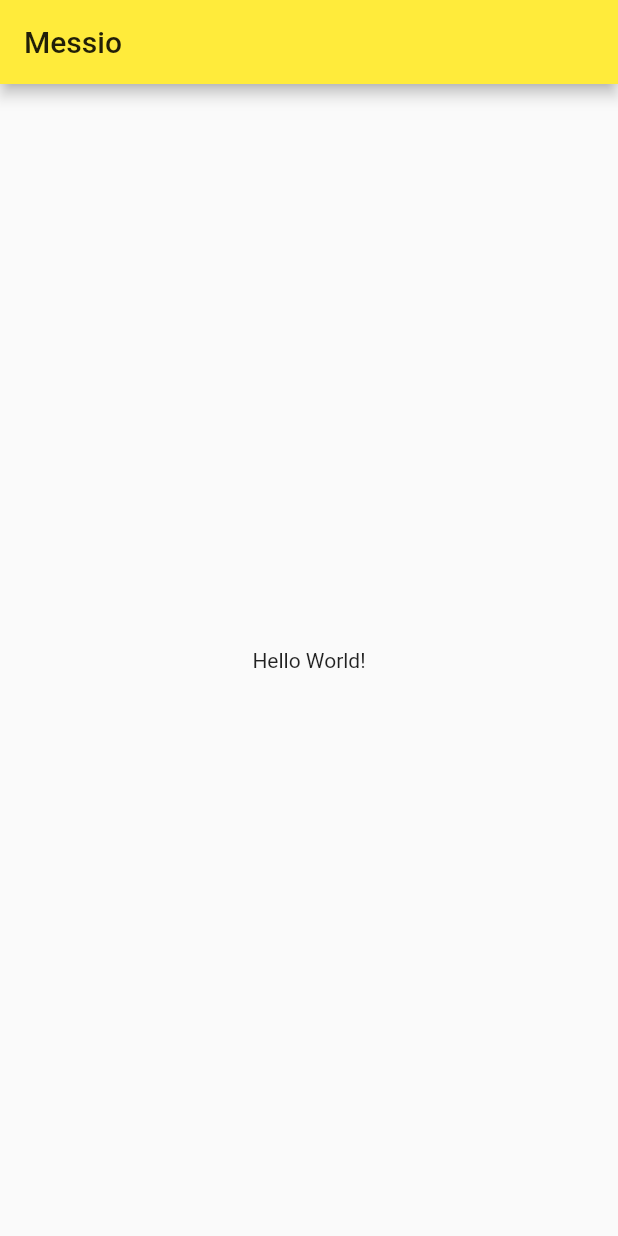
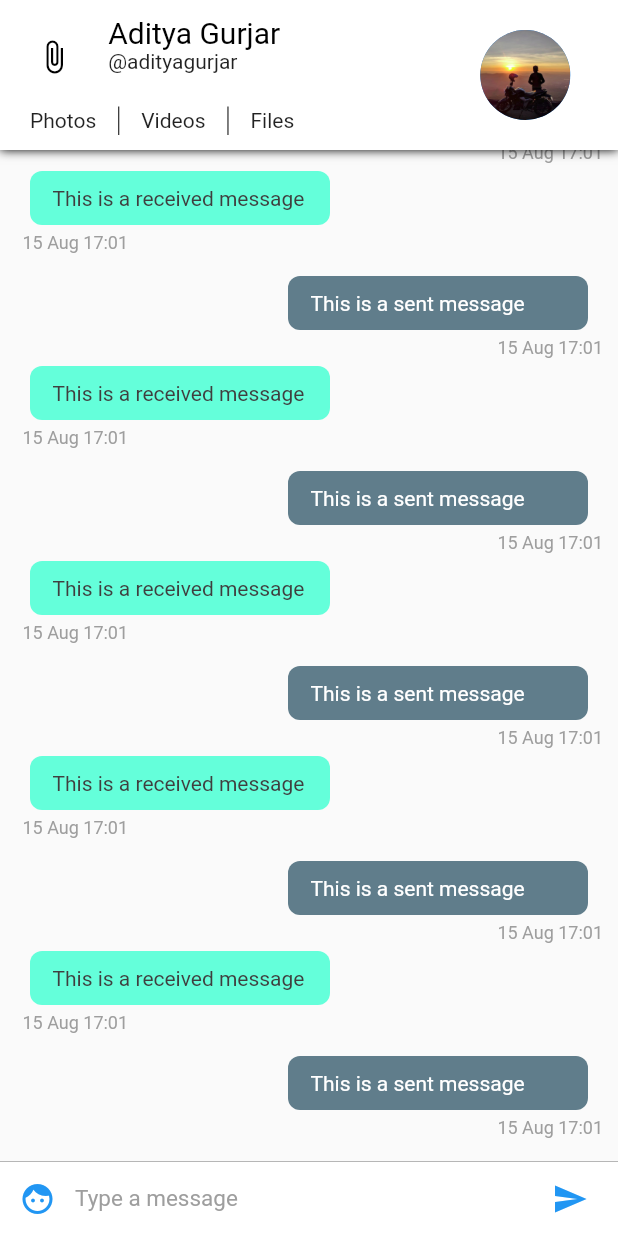
Before and after one commit to Vissonabe/Messenger, a Flutter app: the screen it shows after launch, on a phone screen of 412 x 824 dp. Run offline on Flutter 3.47's test engine with Material 2 defaults, Android fonts, the phone set to English and light mode, and no system bars.

Commit message:
added widget test

```diff
--- /dev/null
+++ b/lib/config/Assets.dart
@@ -0,0 +1,3 @@
+class Assets{
+  static String user = 'assets/user.png';
+}
--- /dev/null
+++ b/lib/config/Palette.dart
@@ -0,0 +1,15 @@
+import 'package:flutter/material.dart';
+
+// Color palette for the app
+class Palette{
+  static Color primaryColor = Colors.blue;
+  static Color secondaryColor = Colors.black;
+  static Color primaryTextColor = Colors.black;
+  static Color secondaryTextColor = Colors.black87;
+  static Color primaryBackgroundColor = Colors.white;
+  static Color selfMessageBackgroundColor = Colors.blueGrey;
+  static Color otherMessageBackgroundColor = Colors.tealAccent;
+  static Color selfMessageColor = Colors.white;
+  static Color otherMessageColor = Color(0xff3f3f3f);
+  static Color greyColor = Colors.grey;
+}
--- a/lib/main.dart
+++ b/lib/main.dart
@@ -1,51 +1,18 @@
 import 'package:flutter/material.dart';
+import 'pages/ConversationPageList.dart';
 
-void main() => runApp(MyApp());
+void main() => runApp(Messio());
 
-class MyApp extends StatelessWidget {
+class Messio extends StatelessWidget {
   // This widget is the root of your application.
   @override
   Widget build(BuildContext context) {
     return MaterialApp(
-      title: 'Flutter Demo',
+      title: 'Messio',
       theme: ThemeData(
-        primarySwatch: Colors.yellow,
+        primarySwatch: Colors.blue,
       ),
-      home: MyHomePage(title: 'Messio'),
+      home: ConversationPageList(),
     );
   }
 }
-
-class MyHomePage extends StatefulWidget {
-  MyHomePage({Key key, this.title}) : super(key: key);
-
-  final String title;
-
-  @override
-  _MyHomePageState createState() => _MyHomePageState();
-}
-
-class _MyHomePageState extends State<MyHomePage> {
-
-  @override
-  Widget build(BuildContext context) {
-    // This method is rerun every time setState is called, for instance as done
-    // by the _incrementCounter method above.
-    //
-    // The Flutter framework has been optimized to make rerunning build methods
-    // fast, so that you can just rebuild anything that needs updating rather
-    // than having to individually change instances of widgets.
-    return Scaffold(
-      appBar: AppBar(
-        // Here we take the value from the MyHomePage object that was created by
-        // the App.build method, and use it to set our appbar title.
-        title: Text(widget.title),
-      ),
-      body: Center(
-        // Center is a layout widget. It takes a single child and positions it
-        // in the middle of the parent.
-        child: Text('Hello World!'),
-      ),
-    );
-  }
-}
--- /dev/null
+++ b/lib/pages/ConversationPage.dart
@@ -0,0 +1,33 @@
+import 'package:flutter/material.dart';
+import 'package:messio/widgets/ChatAppBar.dart';
+import 'package:messio/widgets/ChatListWidget.dart';
+import 'package:messio/widgets/InputWidget.dart';
+
+class ConversationPage extends StatefulWidget {
+  @override
+  _ConversationPageState createState() => _ConversationPageState();
+  const ConversationPage();
+}
+
+class _ConversationPageState extends State<ConversationPage> {
+
+  @override
+  Widget build(BuildContext context) {
+    return SafeArea(
+        child: Scaffold(
+            appBar: ChatAppBar(), // Custom app bar for chat screen
+            body: Stack(children: <Widget>[
+              Column(
+                children: <Widget>[
+                  ChatListWidget(),//Chat list
+                  InputWidget() // The input widget
+                ],
+              ),
+            ]
+            )
+        )
+    );
+  }
+
+
+}
--- /dev/null
+++ b/lib/pages/ConversationPageList.dart
@@ -0,0 +1,25 @@
+import 'package:flutter/material.dart';
+import 'ConversationPage.dart';
+
+class ConversationPageList extends StatefulWidget {
+
+  @override
+  _ConversationPageListState createState() => _ConversationPageListState();
+  const ConversationPageList();
+}
+
+class _ConversationPageListState extends State<ConversationPageList> {
+
+  @override
+  Widget build(BuildContext context) {
+    return PageView(
+      children: <Widget>[
+        ConversationPage(),
+        ConversationPage(),
+        ConversationPage()
+      ],
+    );
+
+
+  }
+}
--- /dev/null
+++ b/lib/widgets/ChatAppBar.dart
@@ -0,0 +1,118 @@
+import 'package:flutter/material.dart';
+import 'package:messio/config/Assets.dart';
+import 'package:messio/config/Palette.dart';
+
+class ChatAppBar extends StatelessWidget implements PreferredSizeWidget {
+  final double height = 100;
+
+  const ChatAppBar();
+
+  @override
+  Widget build(BuildContext context) {
+    var textHeading = TextStyle(
+        color: Palette.primaryTextColor,
+        fontSize: 20); // Text style for the name
+    var textStyle = TextStyle(
+        color: Palette.secondaryTextColor); // Text style for everything else
+
+    return Material(
+        child: Container(
+            decoration: new BoxDecoration(boxShadow: [
+              //adds a shadow to the appbar
+              new BoxShadow(
+                color: Colors.black,
+                blurRadius: 5.0,
+              )
+            ]),
+            child: Container(
+                padding: EdgeInsets.only(top: 10, bottom: 10),
+                color: Palette.primaryBackgroundColor,
+                child: Row(children: <Widget>[
+                  Expanded(
+                    //we're dividing the appbar into 7 : 3 ratio. 7 is for content and 3 is for the display picture.
+                      flex: 7,
+                      child: Center(
+                          child: Column(
+                            mainAxisSize: MainAxisSize.min,
+                            children: <Widget>[
+                              Expanded(
+                                  flex: 7,
+                                  child: Container(
+                                      child: Row(
+                                        crossAxisAlignment: CrossAxisAlignment.start,
+                                        children: <Widget>[
+                                          Expanded(
+                                              flex: 2,
+                                              child: Center(
+                                                  child: IconButton(
+                                                      icon: Icon(
+                                                        Icons.attach_file,
+                                                        color: Palette.secondaryColor,
+                                                      ),
+                                                      onPressed: ()=>{}))),
+                                          Expanded(
+                                              flex: 6,
+                                              child: Container(
+                                                  child: Column(
+                                                    crossAxisAlignment:
+                                                    CrossAxisAlignment.start,
+                                                    mainAxisAlignment:
+                                                    MainAxisAlignment.center,
+                                                    mainAxisSize: MainAxisSize.min,
+                                                    children: <Widget>[
+                                                      Text('Aditya Gurjar',
+                                                          style: textHeading),
+                                                      Text('@adityagurjar',
+                                                          style: textStyle)
+                                                    ],
+                                                  ))),
+                                        ],
+                                      ))),
+                              //second row containing the buttons for media
+                              Expanded(
+                                  flex: 3,
+                                  child: Container(
+                                      padding: EdgeInsets.fromLTRB(20, 5, 5, 0),
+                                      child: Row(
+                                        mainAxisAlignment: MainAxisAlignment.start,
+                                        crossAxisAlignment:
+                                        CrossAxisAlignment.center,
+                                        children: <Widget>[
+                                          Text(
+                                            'Photos',
+                                            style: textStyle,
+                                          ),
+                                          VerticalDivider(
+                                            width: 30,
+                                            color: Palette.primaryTextColor,
+                                          ),
+                                          Text(
+                                            'Videos',
+                                            style: textStyle,
+                                          ),
+                                          VerticalDivider(
+                                            width: 30,
+                                            color: Palette.primaryTextColor,
+                                          ),
+                                          Text('Files', style: textStyle)
+                                        ],
+                                      ))),
+                            ],
+                          ))),
+                  //This is the display picture
+                  Expanded(
+                      flex: 3,
+                      child: Container(
+                          child: Center(
+                              child: CircleAvatar(
+                                radius: 30,
+                                backgroundImage: Image.asset(
+                                  Assets.user,
+                                ).image,
+                              )))),
+                ]))));
+  }
+
+  @override
+  Size get preferredSize => Size.fromHeight(height);
+}
--- /dev/null
+++ b/lib/widgets/ChatItemWidget.dart
@@ -0,0 +1,89 @@
+import 'package:flutter/material.dart';
+import 'package:messio/config/Palette.dart';
+import 'package:intl/intl.dart';
+
+class ChatItemWidget extends StatelessWidget{
+  final int index;
+
+  const ChatItemWidget(this.index);
+
+  @override
+  Widget build(BuildContext context) {
+    // TODO: implement build
+    if (index % 2 == 0) {
+      //This is the sent message. We'll later use data from firebase instead of index to determine the message is sent or received.
+      return Container(
+          child: Column(children: <Widget>[
+            Row(
+              children: <Widget>[
+                Container(
+                  child: Text(
+                    'This is a sent message',
+                    style: TextStyle(color: Palette.selfMessageColor),
+                  ),
+                  padding: EdgeInsets.fromLTRB(15.0, 10.0, 15.0, 10.0),
+                  width: 200.0,
+                  decoration: BoxDecoration(
+                      color: Palette.selfMessageBackgroundColor,
+                      borderRadius: BorderRadius.circular(8.0)),
+                  margin: EdgeInsets.only(right: 10.0),
+                )
+              ],
+              mainAxisAlignment:
+              MainAxisAlignment.end, // aligns the chatitem to right end
+            ),
+            Row(
+                mainAxisAlignment: MainAxisAlignment.end,
+                children: <Widget>[
+                  Container(
+                    child: Text(
+                      DateFormat('dd MMM kk:mm')
+                          .format(DateTime.fromMillisecondsSinceEpoch(1565888474278)),
+                      style: TextStyle(
+                          color: Palette.greyColor,
+                          fontSize: 12.0,
+                          fontStyle: FontStyle.normal),
+                    ),
+                    margin: EdgeInsets.only(left: 5.0, top: 5.0, bottom: 5.0),
+                  )])
+          ]));
+    } else {
+      // This is a received message
+      return Container(
+        child: Column(
+          children: <Widget>[
+            Row(
+              children: <Widget>[
+                Container(
+                  child: Text(
+                    'This is a received message',
+                    style: TextStyle(color: Palette.otherMessageColor),
+                  ),
+                  padding: EdgeInsets.fromLTRB(15.0, 10.0, 15.0, 10.0),
+                  width: 200.0,
+                  decoration: BoxDecoration(
+                      color: Palette.otherMessageBackgroundColor,
+                      borderRadius: BorderRadius.circular(8.0)),
+                  margin: EdgeInsets.only(left: 10.0),
+                )
+              ],
+            ),
+            Container(
+              child: Text(
+                DateFormat('dd MMM kk:mm')
+                    .format(DateTime.fromMillisecondsSinceEpoch(1565888474278)),
+                style: TextStyle(
+                    color: Palette.greyColor,
+                    fontSize: 12.0,
+                    fontStyle: FontStyle.normal),
+              ),
+              margin: EdgeInsets.only(left: 5.0, top: 5.0, bottom: 5.0),
+            )
+          ],
+          crossAxisAlignment: CrossAxisAlignment.start,
+        ),
+        margin: EdgeInsets.only(bottom: 10.0),
+      );
+    }  }
+
+}
--- /dev/null
+++ b/lib/widgets/ChatListWidget.dart
@@ -0,0 +1,20 @@
+import 'package:flutter/material.dart';
+
+import 'ChatItemWidget.dart';
+
+
+class ChatListWidget extends StatelessWidget{
+  final ScrollController listScrollController = new ScrollController();
+  @override
+  Widget build(BuildContext context) {
+    // TODO: implement build
+    return Flexible(
+        child: ListView.builder(
+          padding: EdgeInsets.all(10.0),
+          itemBuilder: (context, index) => ChatItemWidget(index),
+          itemCount: 20,
+          reverse: true,
+          controller: listScrollController,
+        ));
+  }
+}
--- /dev/null
+++ b/lib/widgets/InputWidget.dart
@@ -0,0 +1,62 @@
+import 'package:flutter/material.dart';
+import 'package:messio/config/Palette.dart';
+
+class InputWidget extends StatelessWidget {
+
+  final TextEditingController textEditingController = TextEditingController();
+  InputWidget();
+
+  @override
+  Widget build(BuildContext context) {
+    return Container(
+      child: Row(
+        children: <Widget>[
+          Material(
+            child: new Container(
+              margin: new EdgeInsets.symmetric(horizontal: 1.0),
+              child: new IconButton(
+                icon: new Icon(Icons.face),
+                color: Palette.primaryColor,
+                onPressed: ()=>{},
+              ),
+            ),
+            color: Colors.white,
+          ),
+
+          // Text input
+          Flexible(
+            child: Container(
+              child: TextField(
+                style: TextStyle(color: Palette.primaryTextColor, fontSize: 15.0),
+                controller: textEditingController,
+                decoration: InputDecoration.collapsed(
+                  hintText: 'Type a message',
+                  hintStyle: TextStyle(color: Palette.greyColor),
+                ),
+              ),
+            ),
+          ),
+
+          // Send Message Button
+          Material(
+            child: new Container(
+              margin: new EdgeInsets.symmetric(horizontal: 8.0),
+              child: new IconButton(
+                icon: new Icon(Icons.send),
+                onPressed: () => {},
+                color: Palette.primaryColor,
+              ),
+            ),
+            color: Colors.white,
+          ),
+        ],
+      ),
+      width: double.infinity,
+      height: 50.0,
+      decoration: new BoxDecoration(
+          border: new Border(
+              top: new BorderSide(color: Palette.greyColor, width: 0.5)),
+          color: Colors.white),
+    );
+  }
+}
--- a/pubspec.yaml
+++ b/pubspec.yaml
@@ -19,6 +19,7 @@ environment:
 dependencies:
   flutter:
     sdk: flutter
+  intl: ^0.15.8
 
   # The following adds the Cupertino Icons font to your application.
   # Use with the CupertinoIcons class for iOS style icons.
@@ -34,6 +35,9 @@ dev_dependencies:
 
 # The following section is specific to Flutter.
 flutter:
+
+  assets:
+    - assets/
 
   # The following line ensures that the Material Icons font is
   # included with your application, so that you can use the icons in
```
Also changed, not shown: assets/user.png (added), pubspec.lock, 8 other files.
